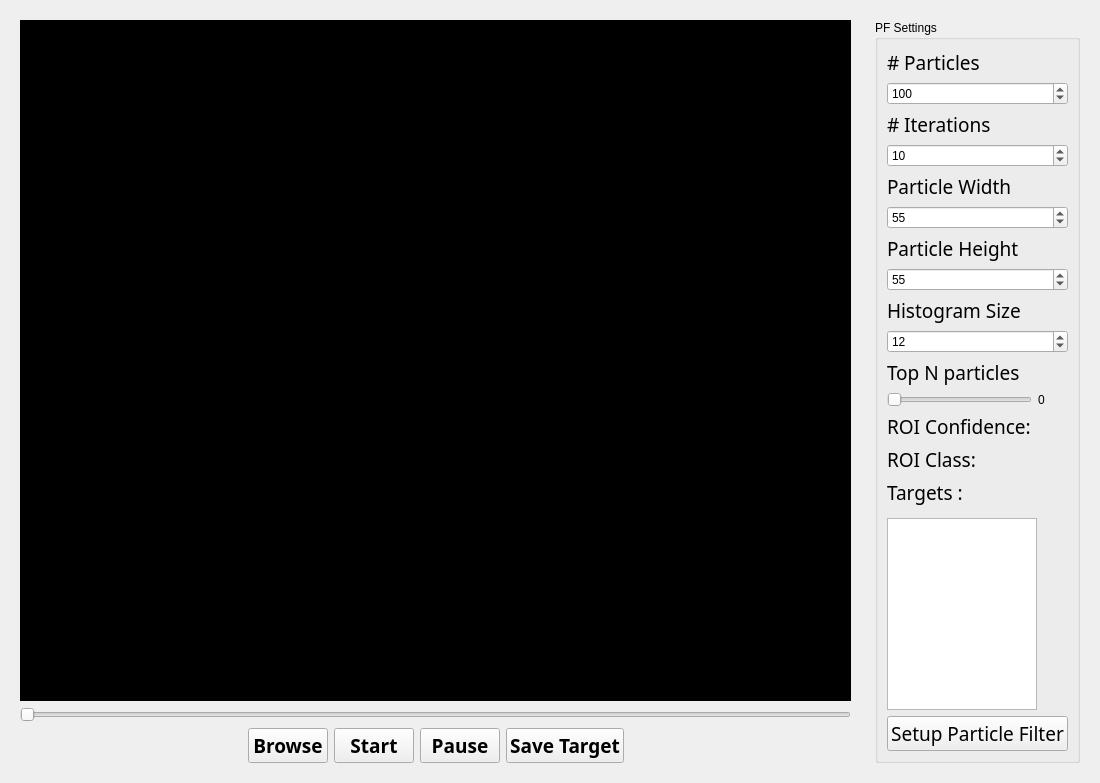
This is modules/tracking/particlefilter/ParticleFilterWidgetGui.ui in Boazrciasn/RDFramework as Qt 5 draws it before an edit. The edited form follows.
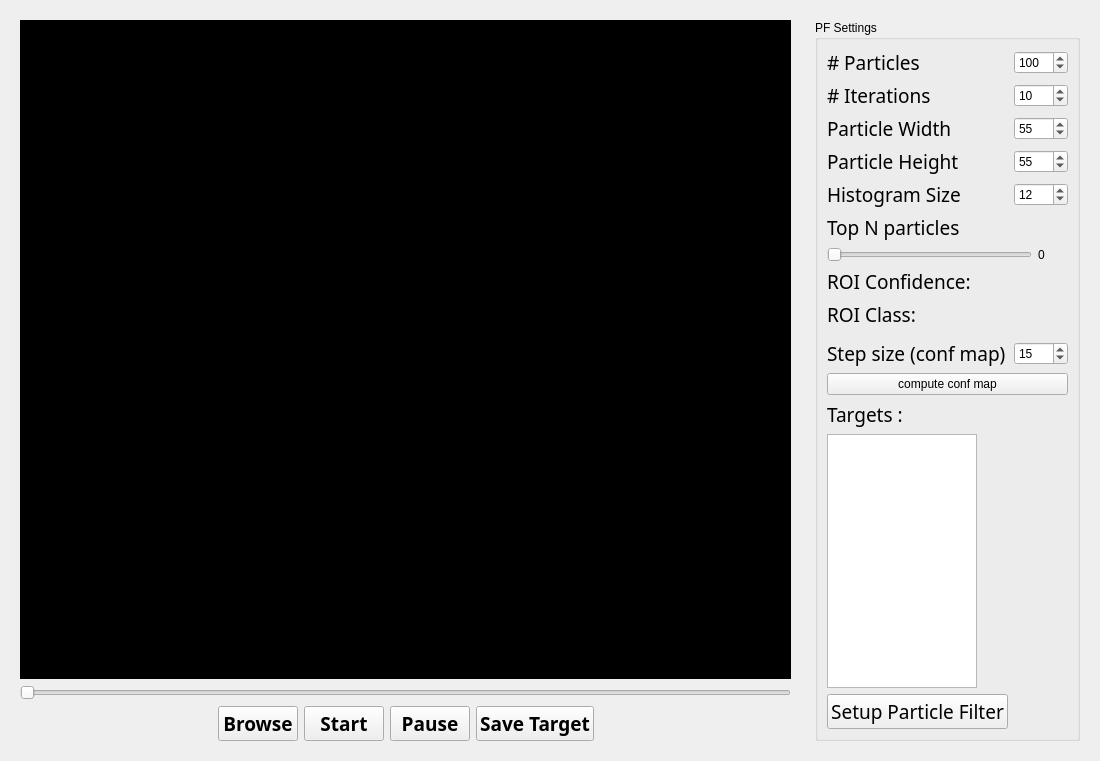
This is the edited form.

Commit message: gui control for conf map, pf_gui modif,  BORDER_REFLECT used

Patch:
```diff
--- a/modules/tracking/particlefilter/ParticleFilterWidgetGui.ui
+++ b/modules/tracking/particlefilter/ParticleFilterWidgetGui.ui
@@ -138,129 +138,8 @@
         <property name="title">
          <string>PF Settings</string>
         </property>
-        <layout class="QVBoxLayout" name="verticalLayout">
-         <item>
-          <widget class="QLabel" name="particleCountLabel">
-           <property name="font">
-            <font>
-             <family>Futura</family>
-             <pointsize>14</pointsize>
-            </font>
-           </property>
-           <property name="text">
-            <string># Particles</string>
-           </property>
-          </widget>
-         </item>
-         <item>
-          <widget class="QSpinBox" name="particleCountSpinBox">
-           <property name="maximum">
-            <number>1000</number>
-           </property>
-           <property name="value">
-            <number>100</number>
-           </property>
-          </widget>
-         </item>
-         <item>
-          <widget class="QLabel" name="iterCountLabel">
-           <property name="font">
-            <font>
-             <family>Futura</family>
-             <pointsize>14</pointsize>
-            </font>
-           </property>
-           <property name="text">
-            <string># Iterations</string>
-           </property>
-          </widget>
-         </item>
-         <item>
-          <widget class="QSpinBox" name="iterCountSpinBox">
-           <property name="maximum">
-            <number>1000</number>
-           </property>
-           <property name="value">
-            <number>10</number>
-           </property>
-          </widget>
-         </item>
-         <item>
-          <widget class="QLabel" name="particleWidthLbel">
-           <property name="font">
-            <font>
-             <family>Futura</family>
-             <pointsize>14</pointsize>
-            </font>
-           </property>
-           <property name="text">
-            <string>Particle Width</string>
-           </property>
-          </widget>
-         </item>
-         <item>
-          <widget class="QSpinBox" name="particleWidthLSpinBox">
-           <property name="maximum">
-            <number>1000</number>
-           </property>
-           <property name="value">
-            <number>55</number>
-           </property>
-          </widget>
-         </item>
-         <item>
-          <widget class="QLabel" name="particleHeightLbel">
-           <property name="font">
-            <font>
-             <family>Futura</family>
-             <pointsize>14</pointsize>
-            </font>
-           </property>
-           <property name="text">
-            <string>Particle Height</string>
-           </property>
-          </widget>
-         </item>
-         <item>
-          <widget class="QSpinBox" name="particleHeightLSpinBox">
-           <property name="maximum">
-            <number>1000</number>
-           </property>
-           <property name="value">
-            <number>55</number>
-           </property>
-          </widget>
-         </item>
-         <item>
-          <widget class="QLabel" name="HistogramSizelabel">
-           <property name="font">
-            <font>
-             <family>Futura</family>
-             <pointsize>14</pointsize>
-            </font>
-           </property>
-           <property name="text">
-            <string>Histogram Size</string>
-           </property>
-          </widget>
-         </item>
-         <item>
-          <widget class="QSpinBox" name="histogramSizespinBox">
-           <property name="minimum">
-            <number>8</number>
-           </property>
-           <property name="maximum">
-            <number>256</number>
-           </property>
-           <property name="singleStep">
-            <number>4</number>
-           </property>
-           <property name="value">
-            <number>12</number>
-           </property>
-          </widget>
-         </item>
-         <item>
+        <layout class="QGridLayout" name="gridLayout_2">
+         <item row="10" column="0" colspan="2">
           <widget class="QLabel" name="label">
            <property name="font">
             <font>
@@ -273,7 +152,7 @@
            </property>
           </widget>
          </item>
-         <item>
+         <item row="11" column="0" colspan="2">
           <layout class="QHBoxLayout" name="horizontalLayout_3">
            <item>
             <widget class="QSlider" name="particlesToDisplaySlider">
@@ -297,7 +176,59 @@
            </item>
           </layout>
          </item>
-         <item>
+         <item row="8" column="1">
+          <widget class="QSpinBox" name="histogramSizespinBox">
+           <property name="minimum">
+            <number>8</number>
+           </property>
+           <property name="maximum">
+            <number>256</number>
+           </property>
+           <property name="singleStep">
+            <number>4</number>
+           </property>
+           <property name="value">
+            <number>12</number>
+           </property>
+          </widget>
+         </item>
+         <item row="6" column="0">
+          <widget class="QLabel" name="particleHeightLbel">
+           <property name="font">
+            <font>
+             <family>Futura</family>
+             <pointsize>14</pointsize>
+            </font>
+           </property>
+           <property name="text">
+            <string>Particle Height</string>
+           </property>
+          </widget>
+         </item>
+         <item row="0" column="1">
+          <widget class="QSpinBox" name="particleCountSpinBox">
+           <property name="maximum">
+            <number>1000</number>
+           </property>
+           <property name="value">
+            <number>100</number>
+           </property>
+          </widget>
+         </item>
+         <item row="22" column="0">
+          <widget class="QPushButton" name="setupPF_pushButton">
+           <property name="font">
+            <font>
+             <family>Futura</family>
+             <pointsize>14</pointsize>
+            </font>
+           </property>
+           <property name="text">
+            <string>Setup Particle Filter</string>
+           </property>
+          </widget>
+         </item>
+         <item row="12" column="0">
           <layout class="QHBoxLayout" name="horizontalLayout_4">
            <item>
             <widget class="QLabel" name="label_2">
@@ -312,16 +243,9 @@
              </property>
             </widget>
            </item>
-           <item>
-            <widget class="QLabel" name="roi_confidence">
-             <property name="text">
-              <string/>
-             </property>
-            </widget>
-           </item>
           </layout>
          </item>
-         <item>
+         <item row="13" column="0">
           <layout class="QHBoxLayout" name="horizontalLayout_6">
            <item>
             <widget class="QLabel" name="label_5">
@@ -336,17 +260,10 @@
              </property>
             </widget>
            </item>
-           <item>
-            <widget class="QLabel" name="roi_class">
-             <property name="text">
-              <string/>
-             </property>
-            </widget>
-           </item>
           </layout>
          </item>
-         <item>
-          <widget class="QLabel" name="label_3">
+         <item row="2" column="0">
+          <widget class="QLabel" name="iterCountLabel">
            <property name="font">
             <font>
              <family>Futura</family>
@@ -354,24 +271,80 @@
             </font>
            </property>
            <property name="text">
-            <string>Targets :</string>
+            <string># Iterations</string>
            </property>
           </widget>
          </item>
-         <item>
-          <widget class="QFrame" name="predictorFrame">
-           <property name="enabled">
-            <bool>true</bool>
+         <item row="4" column="0">
+          <widget class="QLabel" name="particleWidthLbel">
+           <property name="font">
+            <font>
+             <family>Futura</family>
+             <pointsize>14</pointsize>
+            </font>
            </property>
-           <property name="frameShape">
-            <enum>QFrame::StyledPanel</enum>
+           <property name="text">
+            <string>Particle Width</string>
            </property>
-           <property name="frameShadow">
-            <enum>QFrame::Raised</enum>
+          </widget>
+         </item>
+         <item row="0" column="0">
+          <widget class="QLabel" name="particleCountLabel">
+           <property name="font">
+            <font>
+             <family>Futura</family>
+             <pointsize>14</pointsize>
+            </font>
            </property>
+           <property name="text">
+            <string># Particles</string>
+           </property>
           </widget>
          </item>
-         <item>
+         <item row="4" column="1">
+          <widget class="QSpinBox" name="particleWidthLSpinBox">
+           <property name="maximum">
+            <number>1000</number>
+           </property>
+           <property name="value">
+            <number>55</number>
+           </property>
+          </widget>
+         </item>
+         <item row="2" column="1">
+          <widget class="QSpinBox" name="iterCountSpinBox">
+           <property name="maximum">
+            <number>1000</number>
+           </property>
+           <property name="value">
+            <number>10</number>
+           </property>
+          </widget>
+         </item>
+         <item row="8" column="0">
+          <widget class="QLabel" name="HistogramSizelabel">
+           <property name="font">
+            <font>
+             <family>Futura</family>
+             <pointsize>14</pointsize>
+            </font>
+           </property>
+           <property name="text">
+            <string>Histogram Size</string>
+           </property>
+          </widget>
+         </item>
+         <item row="6" column="1">
+          <widget class="QSpinBox" name="particleHeightLSpinBox">
+           <property name="maximum">
+            <number>1000</number>
+           </property>
+           <property name="value">
+            <number>55</number>
+           </property>
+          </widget>
+         </item>
+         <item row="21" column="0">
           <widget class="QListWidget" name="targets_ListWidget">
            <property name="enabled">
             <bool>true</bool>
@@ -395,8 +368,15 @@
            </property>
           </widget>
          </item>
-         <item>
-          <widget class="QPushButton" name="setupPF_pushButton">
+         <item row="12" column="1">
+          <widget class="QLabel" name="roi_confidence">
+           <property name="text">
+            <string/>
+           </property>
+          </widget>
+         </item>
+         <item row="20" column="0">
+          <widget class="QLabel" name="label_3">
            <property name="font">
             <font>
              <family>Futura</family>
@@ -404,7 +384,63 @@
             </font>
            </property>
            <property name="text">
-            <string>Setup Particle Filter</string>
+            <string>Targets :</string>
+           </property>
+          </widget>
+         </item>
+         <item row="15" column="0" rowspan="3" colspan="2">
+          <widget class="QFrame" name="predictorFrame">
+           <property name="enabled">
+            <bool>true</bool>
+           </property>
+           <property name="frameShape">
+            <enum>QFrame::StyledPanel</enum>
+           </property>
+           <property name="frameShadow">
+            <enum>QFrame::Raised</enum>
+           </property>
+          </widget>
+         </item>
+         <item row="13" column="1">
+          <widget class="QLabel" name="roi_class">
+           <property name="text">
+            <string/>
+           </property>
+          </widget>
+         </item>
+         <item row="18" column="0">
+          <widget class="QLabel" name="stepSizeSizeLabel">
+           <property name="font">
+            <font>
+             <family>Futura</family>
+             <pointsize>14</pointsize>
+            </font>
+           </property>
+           <property name="text">
+            <string>Step size (conf map)</string>
+           </property>
+          </widget>
+         </item>
+         <item row="18" column="1">
+          <widget class="QSpinBox" name="stepSizeSizeSpinBox">
+           <property name="minimum">
+            <number>1</number>
+           </property>
+           <property name="maximum">
+            <number>60</number>
+           </property>
+           <property name="singleStep">
+            <number>4</number>
+           </property>
+           <property name="value">
+            <number>15</number>
+           </property>
+          </widget>
+         </item>
+         <item row="19" column="0" colspan="2">
+          <widget class="QPushButton" name="computeConfMapPushButton">
+           <property name="text">
+            <string>compute conf map</string>
            </property>
           </widget>
          </item>
```
Left out of the diff: 90 changed lines with no effect on the pictures. The commit also changes 5 other files.
